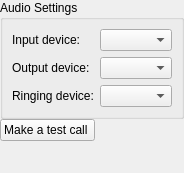
Before: the Qt Designer form wengophone/src/presentation/qt/config/AudioSettings.ui in tkrotoff/WengoPhone, drawn with Qt 5.
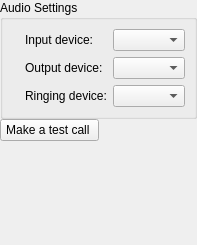
After: the same form once the commit is applied. Icons and pictures are not drawn.

Commit message: Configuration panel .ui files improved

```diff
--- a/wengophone/src/presentation/qt/config/AudioSettings.ui
+++ b/wengophone/src/presentation/qt/config/AudioSettings.ui
@@ -8,8 +8,8 @@
    <rect>
     <x>0</x>
     <y>0</y>
-    <width>164</width>
-    <height>173</height>
+    <width>195</width>
+    <height>245</height>
    </rect>
   </property>
   <layout class="QGridLayout" >
@@ -51,18 +51,38 @@
       <property name="spacing" >
        <number>6</number>
       </property>
-      <item row="0" column="1" >
-       <widget class="QComboBox" name="inputDeviceComboBox" />
-      </item>
       <item row="2" column="0" >
-       <widget class="QLabel" name="label_3" >
-        <property name="text" >
-         <string>Ringing device:</string>
+       <widget class="QLabel" name="label_6" >
+        <property name="sizePolicy" >
+         <sizepolicy>
+          <hsizetype>0</hsizetype>
+          <vsizetype>5</vsizetype>
+          <horstretch>0</horstretch>
+          <verstretch>0</verstretch>
+         </sizepolicy>
+        </property>
+        <property name="pixmap" >
+         <pixmap resource="../wengophone.qrc" >:/pics/speaker.png</pixmap>
+        </property>
+       </widget>
+      </item>
+      <item row="1" column="0" >
+       <widget class="QLabel" name="label_5" >
+        <property name="sizePolicy" >
+         <sizepolicy>
+          <hsizetype>0</hsizetype>
+          <vsizetype>5</vsizetype>
+          <horstretch>0</horstretch>
+          <verstretch>0</verstretch>
+         </sizepolicy>
+        </property>
+        <property name="pixmap" >
+         <pixmap resource="../wengophone.qrc" >:/pics/speaker.png</pixmap>
         </property>
        </widget>
       </item>
       <item row="0" column="0" >
-       <widget class="QLabel" name="label" >
+       <widget class="QLabel" name="label_4" >
         <property name="sizePolicy" >
          <sizepolicy>
           <hsizetype>0</hsizetype>
@@ -71,23 +91,64 @@
           <verstretch>0</verstretch>
          </sizepolicy>
         </property>
-        <property name="text" >
-         <string>Input device:</string>
+        <property name="pixmap" >
+         <pixmap resource="../wengophone.qrc" >:/pics/microphone.png</pixmap>
         </property>
        </widget>
       </item>
-      <item row="1" column="1" >
+      <item row="2" column="2" >
+       <widget class="QComboBox" name="ringingDeviceComboBox" />
+      </item>
+      <item row="1" column="2" >
        <widget class="QComboBox" name="outputDeviceComboBox" />
       </item>
-      <item row="1" column="0" >
+      <item row="0" column="2" >
+       <widget class="QComboBox" name="inputDeviceComboBox" />
+      </item>
+      <item row="1" column="1" >
        <widget class="QLabel" name="label_2" >
+        <property name="sizePolicy" >
+         <sizepolicy>
+          <hsizetype>0</hsizetype>
+          <vsizetype>5</vsizetype>
+          <horstretch>0</horstretch>
+          <verstretch>0</verstretch>
+         </sizepolicy>
+        </property>
         <property name="text" >
          <string>Output device:</string>
         </property>
        </widget>
       </item>
+      <item row="0" column="1" >
+       <widget class="QLabel" name="label" >
+        <property name="sizePolicy" >
+         <sizepolicy>
+          <hsizetype>0</hsizetype>
+          <vsizetype>5</vsizetype>
+          <horstretch>0</horstretch>
+          <verstretch>0</verstretch>
+         </sizepolicy>
+        </property>
+        <property name="text" >
+         <string>Input device:</string>
+        </property>
+       </widget>
+      </item>
       <item row="2" column="1" >
-       <widget class="QComboBox" name="ringingDeviceComboBox" />
+       <widget class="QLabel" name="label_3" >
+        <property name="sizePolicy" >
+         <sizepolicy>
+          <hsizetype>0</hsizetype>
+          <vsizetype>5</vsizetype>
+          <horstretch>0</horstretch>
+          <verstretch>0</verstretch>
+         </sizepolicy>
+        </property>
+        <property name="text" >
+         <string>Ringing device:</string>
+        </property>
+       </widget>
       </item>
      </layout>
     </widget>
```
Left out of the diff: 44 changed lines with no effect on the pictures. The commit also changes 5 other files.
